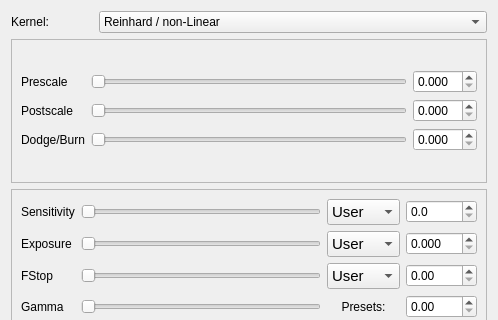
Qt form qtgui/tonemap.ui (sungsoo/luxrender-lux) before a commit; both pictures show x 0 to 498 and y 0 to 320 of the 498 by 544 pixel window.
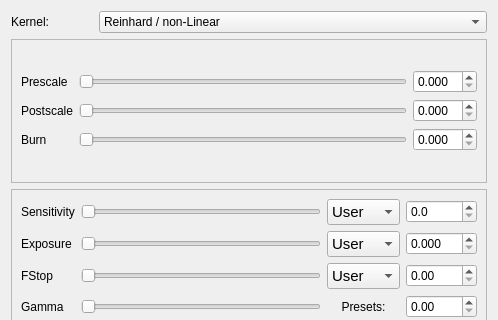
The same form after that commit.

Commit message:
Reverted Reinhard UI changes from bfc2add563f2, added clarifying comment to reinhard operator.
The implemented Reinhard operator is not the full operator described in the paper.

```diff
--- a/qtgui/tonemap.ui
+++ b/qtgui/tonemap.ui
@@ -171,7 +171,7 @@
           <item row="2" column="0">
            <widget class="QLabel" name="label_burn">
             <property name="text">
-             <string>Dodge/Burn</string>
+             <string>Burn</string>
             </property>
             <property name="buddy">
              <cstring>slider_burn</cstring>
```
Left out of the diff: 4 changed lines with no effect on the pictures. The commit also changes 1 other file.
